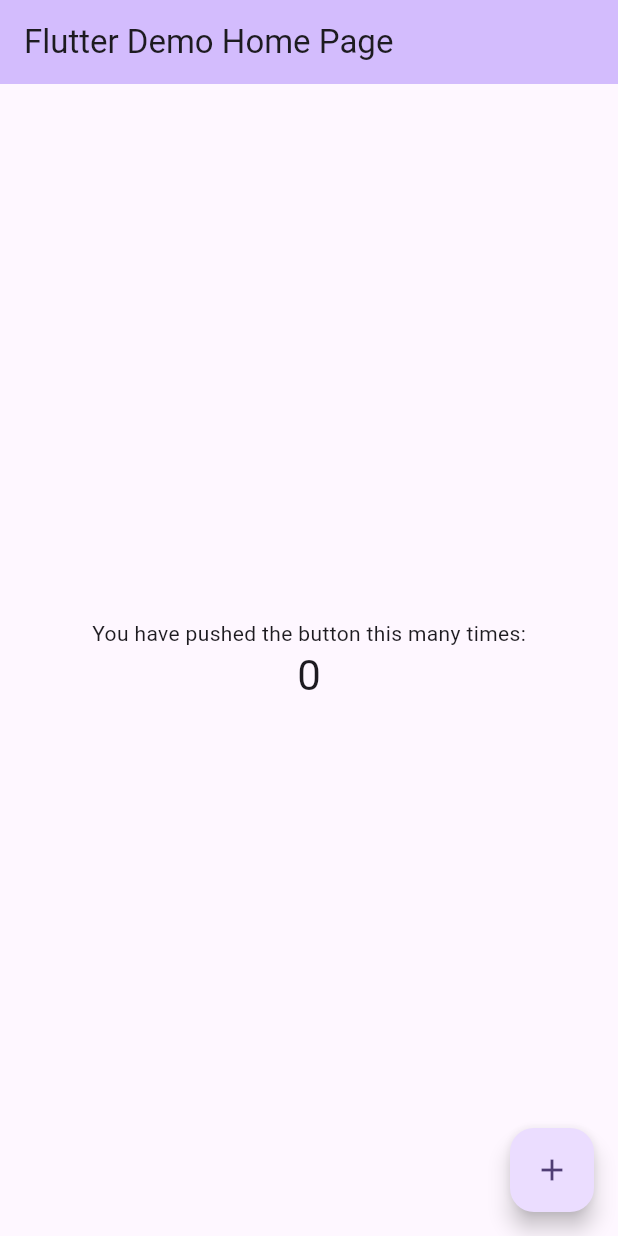
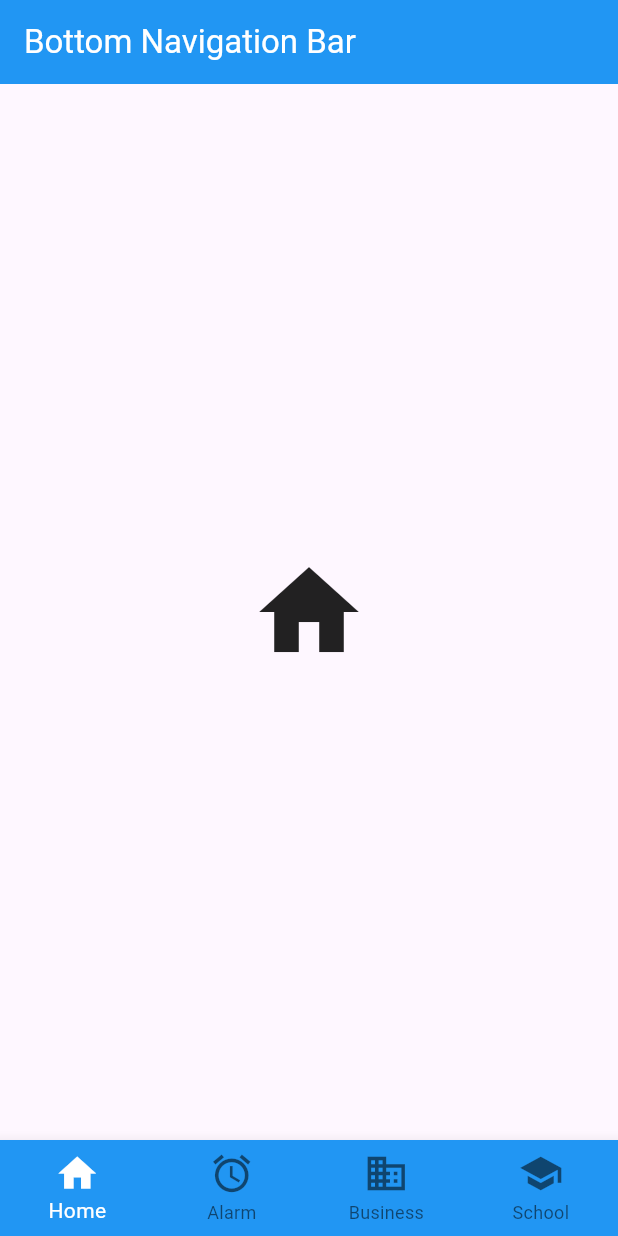
Before and after one commit to LeGamerr/TMA3084_G02_97239_Lab05_Lesson07, a Flutter app: the screen it shows after launch, on a phone screen of 412 x 824 dp. Run offline on Flutter 3.47's test engine with Material 3 defaults, Android fonts, the phone set to English and light mode, and no system bars.

Commit message:
Bottom Navigation Bar

```diff
--- a/flutter_application_1/lib/main.dart
+++ b/flutter_application_1/lib/main.dart
@@ -1,121 +1,55 @@
 import 'package:flutter/material.dart';
 
 void main() {
-  runApp(const MyApp());
+  runApp(const MaterialApp(
+    debugShowCheckedModeBanner: false,
+    home: BottomNavigationBarApp(),
+  ));
 }
 
-class MyApp extends StatelessWidget {
-  const MyApp({super.key});
+class BottomNavigationBarApp extends StatefulWidget {
+  const BottomNavigationBarApp({super.key});
 
-  // This widget is the root of your application.
   @override
-  Widget build(BuildContext context) {
-    return MaterialApp(
-      title: 'Flutter Demo',
-      theme: ThemeData(
-        // This is the theme of your application.
-        //
-        // TRY THIS: Try running your application with "flutter run". You'll see
-        // the application has a purple toolbar. Then, without quitting the app,
-        // try changing the seedColor in the colorScheme below to Colors.green
-        // and then invoke "hot reload" (save your changes or press the "hot
-        // reload" button in a Flutter-supported IDE, or press "r" if you used
-        // the command line to start the app).
-        //
-        // Notice that the counter didn't reset back to zero; the application
-        // state is not lost during the reload. To reset the state, use hot
-        // restart instead.
-        //
-        // This works for code too, not just values: Most code changes can be
-        // tested with just a hot reload.
-        colorScheme: .fromSeed(seedColor: Colors.deepPurple),
-      ),
-      home: const MyHomePage(title: 'Flutter Demo Home Page'),
-    );
-  }
+  State<BottomNavigationBarApp> createState() => _BottomNavigationBarState();
 }
 
-class MyHomePage extends StatefulWidget {
-  const MyHomePage({super.key, required this.title});
+class _BottomNavigationBarState extends State<BottomNavigationBarApp> {
+  int currentIndex = 0;
 
-  // This widget is the home page of your application. It is stateful, meaning
-  // that it has a State object (defined below) that contains fields that affect
-  // how it looks.
-
-  // This class is the configuration for the state. It holds the values (in this
-  // case the title) provided by the parent (in this case the App widget) and
-  // used by the build method of the State. Fields in a Widget subclass are
-  // always marked "final".
-
-  final String title;
-
-  @override
-  State<MyHomePage> createState() => _MyHomePageState();
-}
-
-class _MyHomePageState extends State<MyHomePage> {
-  int _counter = 0;
-
-  void _incrementCounter() {
-    setState(() {
-      // This call to setState tells the Flutter framework that something has
-      // changed in this State, which causes it to rerun the build method below
-      // so that the display can reflect the updated values. If we changed
-      // _counter without calling setState(), then the build method would not be
-      // called again, and so nothing would appear to happen.
-      _counter++;
-    });
-  }
+  final List<Widget> screens = const [
+    Center(child: Icon(Icons.home, size: 80)),
+    Center(child: Icon(Icons.alarm, size: 80)),
+    Center(child: Icon(Icons.business, size: 80)),
+    Center(child: Icon(Icons.school, size: 80)),
+  ];
 
   @override
   Widget build(BuildContext context) {
-    // This method is rerun every time setState is called, for instance as done
-    // by the _incrementCounter method above.
-    //
-    // The Flutter framework has been optimized to make rerunning build methods
-    // fast, so that you can just rebuild anything that needs updating rather
-    // than having to individually change instances of widgets.
     return Scaffold(
       appBar: AppBar(
-        // TRY THIS: Try changing the color here to a specific color (to
-        // Colors.amber, perhaps?) and trigger a hot reload to see the AppBar
-        // change color while the other colors stay the same.
-        backgroundColor: Theme.of(context).colorScheme.inversePrimary,
-        // Here we take the value from the MyHomePage object that was created by
-        // the App.build method, and use it to set our appbar title.
-        title: Text(widget.title),
+        title: const Text('Bottom Navigation Bar'),
+        backgroundColor: Colors.blue,
+        foregroundColor: Colors.white,
       ),
-      body: Center(
-        // Center is a layout widget. It takes a single child and positions it
-        // in the middle of the parent.
-        child: Column(
-          // Column is also a layout widget. It takes a list of children and
-          // arranges them vertically. By default, it sizes itself to fit its
-          // children horizontally, and tries to be as tall as its parent.
-          //
-          // Column has various properties to control how it sizes itself and
-          // how it positions its children. Here we use mainAxisAlignment to
-          // center the children vertically; the main axis here is the vertical
-          // axis because Columns are vertical (the cross axis would be
-          // horizontal).
-          //
-          // TRY THIS: Invoke "debug painting" (choose the "Toggle Debug Paint"
-          // action in the IDE, or press "p" in the console), to see the
-          // wireframe for each widget.
-          mainAxisAlignment: .center,
-          children: [
-            const Text('You have pushed the button this many times:'),
-            Text(
-              '$_counter',
-              style: Theme.of(context).textTheme.headlineMedium,
-            ),
-          ],
-        ),
-      ),
-      floatingActionButton: FloatingActionButton(
-        onPressed: _incrementCounter,
-        tooltip: 'Increment',
-        child: const Icon(Icons.add),
+      body: screens[currentIndex],
+      bottomNavigationBar: BottomNavigationBar(
+        type: BottomNavigationBarType.fixed,
+        fixedColor: Colors.white,
+        backgroundColor: Colors.blue,
+        iconSize: 30,
+        currentIndex: currentIndex,
+        onTap: (int index) {
+          setState(() {
+            currentIndex = index;
+          });
+        },
+        items: const [
+          BottomNavigationBarItem(icon: Icon(Icons.home), label: 'Home'),
+          BottomNavigationBarItem(icon: Icon(Icons.alarm), label: 'Alarm'),
+          BottomNavigationBarItem(icon: Icon(Icons.business), label: 'Business'),
+          BottomNavigationBarItem(icon: Icon(Icons.school), label: 'School'),
+        ],
       ),
     );
   }
```
Also changed, not shown: 1 other file.
